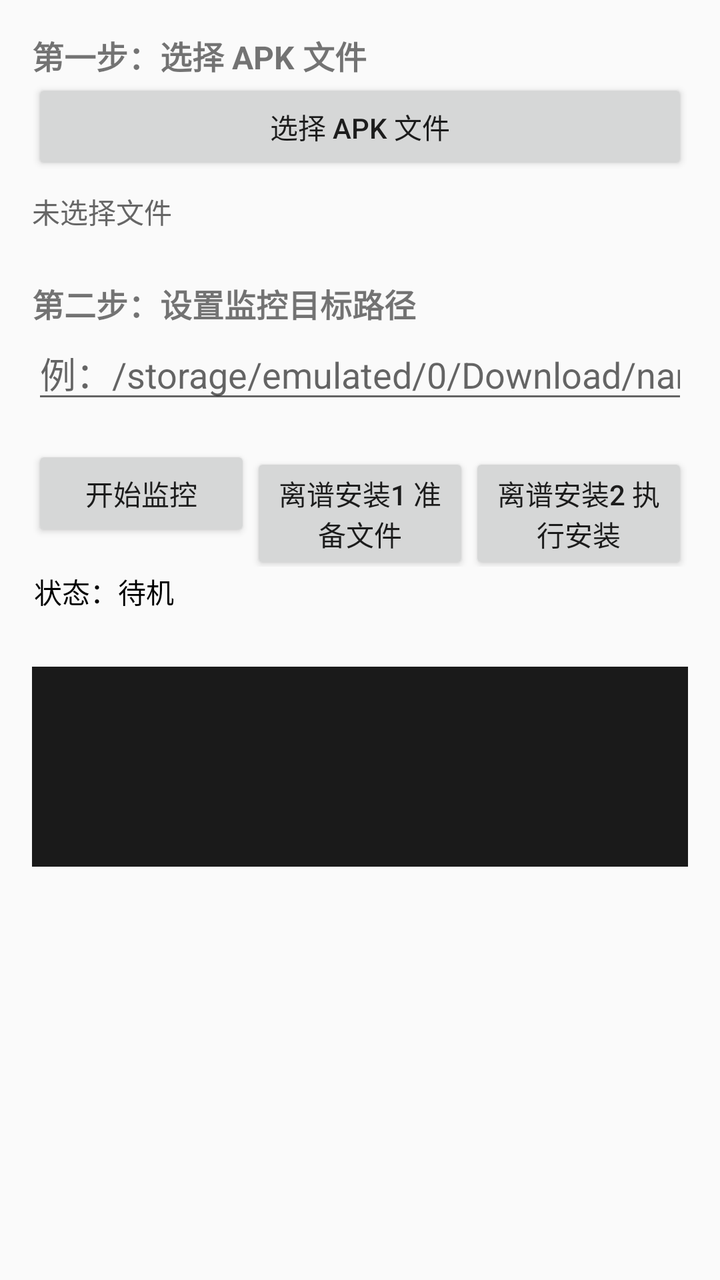
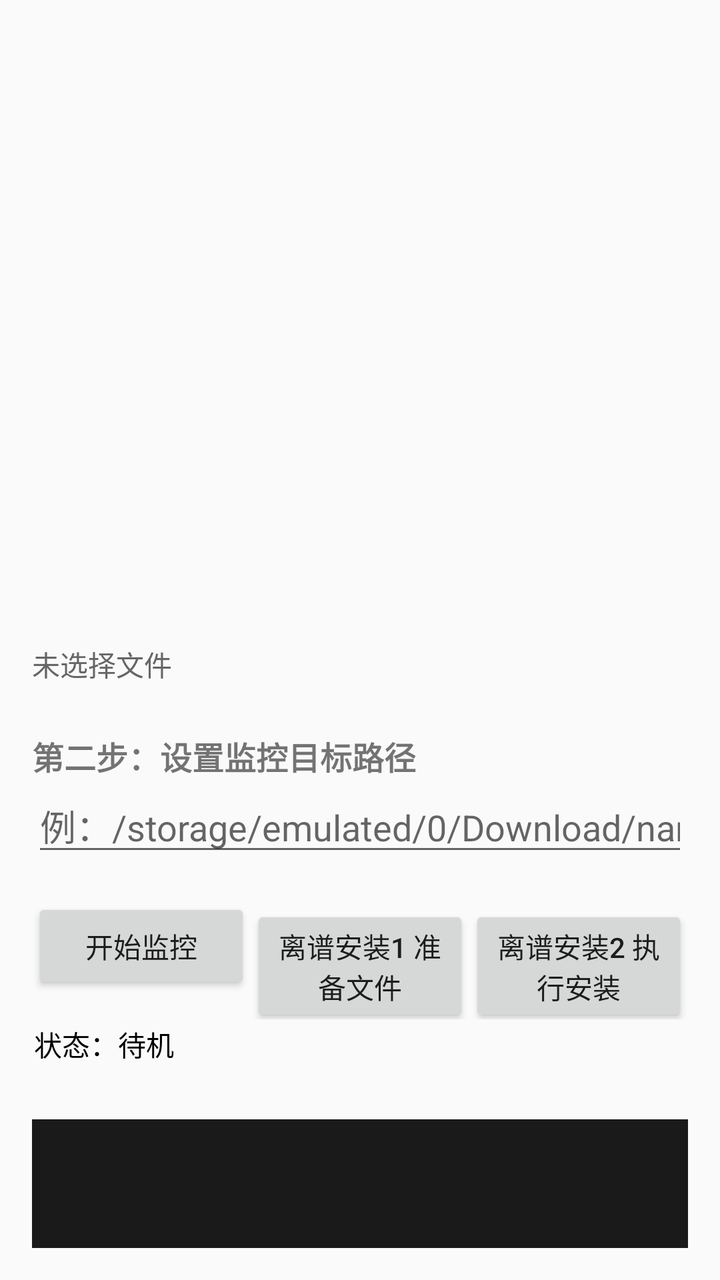

An Android layout rendered at two revisions. The XML below is the earlier revision; the diff shows what the commit changed to produce the second picture.
<!-- AndroidManifest.xml: application theme Theme.AppCompat.Light.DarkActionBar -->
<!-- res/layout/activity_main.xml -->
<?xml version="1.0" encoding="utf-8"?>
<LinearLayout xmlns:android="http://schemas.android.com/apk/res/android"
    android:layout_width="match_parent"
    android:layout_height="match_parent"
    android:orientation="vertical"
    android:padding="16dp">

    <TextView
        android:layout_width="wrap_content"
        android:layout_height="wrap_content"
        android:text="第一步：选择 APK 文件"
        android:textSize="16sp"
        android:textStyle="bold" />

    <Button
        android:id="@+id/btn_select_apk"
        android:layout_width="match_parent"
        android:layout_height="wrap_content"
        android:text="选择 APK 文件" />

    <TextView
        android:id="@+id/tv_selected_apk"
        android:layout_width="match_parent"
        android:layout_height="wrap_content"
        android:paddingVertical="8dp"
        android:text="未选择文件"
        android:textColor="#666" />

    <TextView
        android:layout_width="wrap_content"
        android:layout_height="wrap_content"
        android:layout_marginTop="16dp"
        android:text="第二步：设置监控目标路径"
        android:textSize="16sp"
        android:textStyle="bold" />

    <EditText
        android:id="@+id/et_target_path"
        android:layout_width="match_parent"
        android:layout_height="wrap_content"
        android:hint="例：/storage/emulated/0/Download/name1.apk"
        android:inputType="textUri" />
    
    <LinearLayout
        android:layout_width="match_parent"
        android:layout_height="wrap_content"
        android:orientation="horizontal"
        android:layout_marginTop="16dp">
    
        <Button
            android:id="@+id/btn_toggle_monitor"
            android:layout_width="0dp"
            android:layout_height="wrap_content"
            android:layout_weight="1"
            android:text="开始监控" />
    
        <Button
            android:id="@+id/btn_prepare_files"
            android:layout_width="0dp"
            android:layout_height="wrap_content"
            android:layout_weight="1"
            android:text="离谱安装1 准备文件" />
    
        <Button
            android:id="@+id/btn_execute_install"
            android:layout_width="0dp"
            android:layout_height="wrap_content"
            android:layout_weight="1"
            android:text="离谱安装2 执行安装" />
    
    </LinearLayout>

    
    
    <ScrollView
    android:layout_width="match_parent"
    android:layout_height="50dp"
    android:padding="1dp">
        <TextView
            android:id="@+id/tv_status"
            android:layout_width="match_parent"
            android:layout_height="wrap_content"
            android:layout_marginTop="1dp"
            android:text="状态：待机"
            android:textColor="#000"
            android:textIsSelectable="true"
            android:textSize="14sp" />
    </ScrollView>
    
    <ScrollView
    android:layout_width="match_parent"
    android:layout_height="100dp"
    android:background="#1A1A1A"
    android:padding="1dp">
        <TextView
            android:id="@+id/tv_log"
            android:layout_width="match_parent"
            android:layout_height="wrap_content"
            android:textColor="#00FF00"
            android:textSize="12sp"
            android:layout_marginTop="1dp"
            android:layout_marginBottom="1dp"
            android:typeface="monospace"
            android:textIsSelectable="true"
            android:text="" />

    </ScrollView>
</LinearLayout>
<!-- resources referenced by this layout -->
<resources>
  <style name="Theme.AppCompat.Light.DarkActionBar" />
</resources>

<!-- the commit's change to res/layout/activity_main.xml (unified diff, before → after) -->
@@ -5,18 +5,25 @@
     android:orientation="vertical"
     android:padding="16dp">
 
-    <TextView
-        android:layout_width="wrap_content"
-        android:layout_height="wrap_content"
-        android:text="第一步：选择 APK 文件"
-        android:textSize="16sp"
-        android:textStyle="bold" />
+    <LinearLayout
+    android:layout_width="match_parent"
+    android:layout_height="wrap_content"
+    android:orientation="horizontal"
+    android:layout_marginTop="16dp">
 
-    <Button
-        android:id="@+id/btn_select_apk"
-        android:layout_width="match_parent"
-        android:layout_height="wrap_content"
-        android:text="选择 APK 文件" />
+        <TextView
+            android:layout_width="0dp"
+            android:layout_height="wrap_content"
+            android:text="第一步：选择 APK 文件"
+            android:textSize="16sp"
+            android:textStyle="bold" />
+    
+        <Button
+            android:id="@+id/btn_select_apk"
+            android:layout_width="0dp"
+            android:layout_height="wrap_content"
+            android:text="选择 APK 文件" />
+    </LinearLayout>
 
     <TextView
         android:id="@+id/tv_selected_apk"
